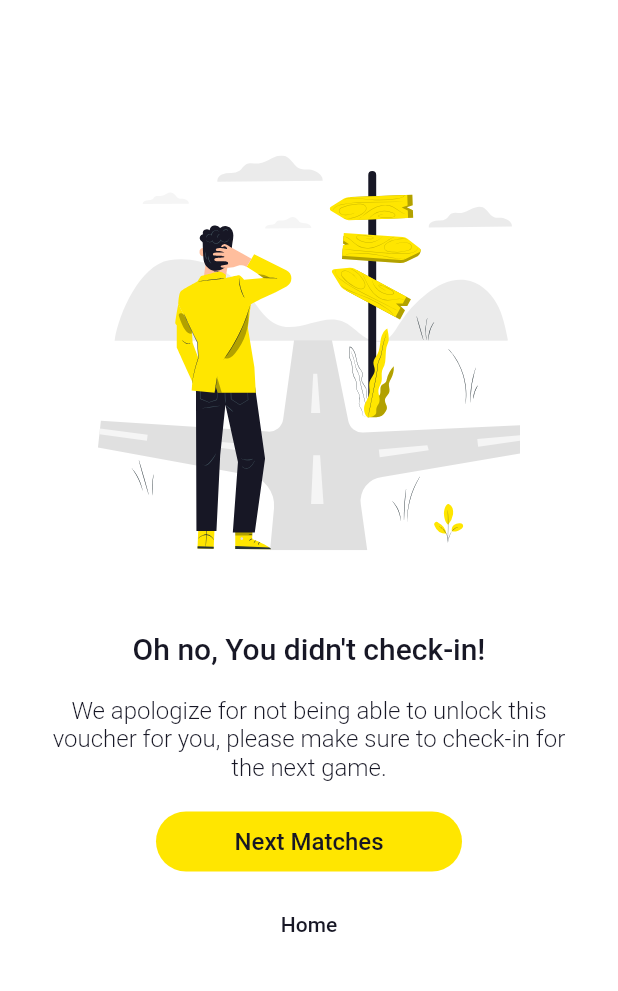
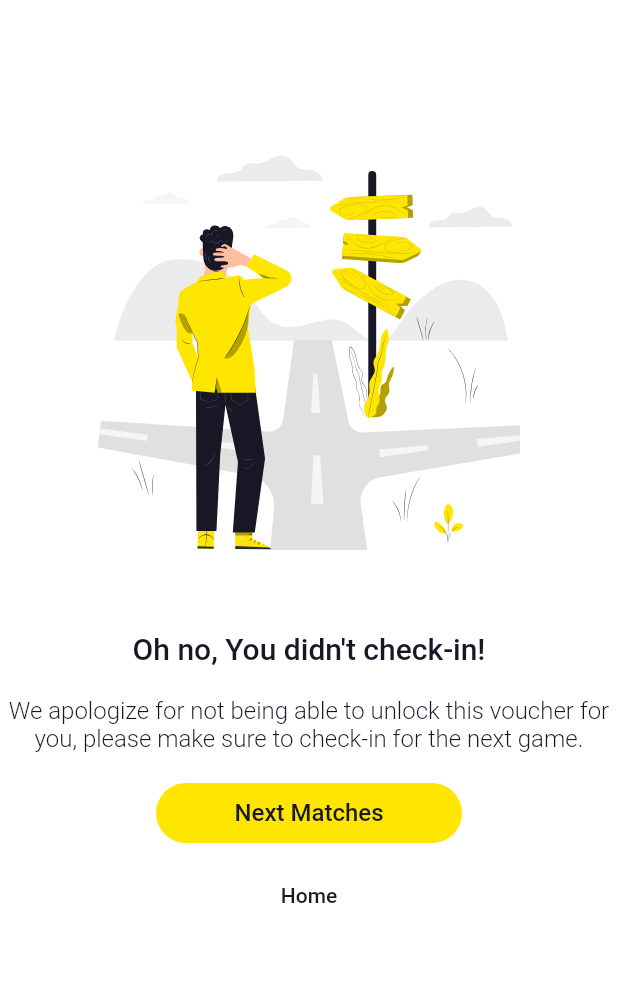
Before and after one commit to hs059/wesam, a Flutter app: the ThirdScreen screen opened directly, on a phone screen of 412 x 824 dp, the part 54-1045 px from its top. Run offline on Flutter 3.47's test engine with Material 2 defaults, Android fonts, the phone set to English and light mode, and no system bars; our stand-ins replace flutter_svg.

Commit message:
'newawcszss'

```diff
--- a/lib/ThirdScreen.dart
+++ /dev/null
@@ -1,100 +0,0 @@
-import 'package:flutter/material.dart';
-import 'package:flutter_svg/svg.dart';
-import 'package:wessam/appBar.dart';
-import 'package:wessam/notificationPage.dart';
-
-class ThirdScreen extends StatelessWidget {
-  @override
-  Widget build(BuildContext context) {
-    return Scaffold(
-      backgroundColor: Colors.white,
-      appBar:appBarWessam(context, 'Unlock Voucher'),
-      body: Container(
-        padding: EdgeInsets.symmetric(horizontal: 30),
-        child: Column(
-          crossAxisAlignment: CrossAxisAlignment.center,
-          children: <Widget>[
-            SizedBox(
-              height: 83.7,
-            ),
-            Container(
-              alignment: Alignment.center,
-              width: 281.41,
-              height: 263.14,
-              child: SvgPicture.asset(
-                'assets/svg/wOnWay.svg',
-                width: double.infinity,
-              ),
-            ),
-            SizedBox(
-              height: 54.2,
-            ),
-            Text(
-              'Oh no, You didn\'t check-in!',
-              style: TextStyle(
-                fontWeight: FontWeight.w500,
-                fontSize: 20,
-                color: Color(0xff171725),
-              ),
-              textAlign: TextAlign.center,
-            ),
-            SizedBox(
-              height: 20,
-            ),
-            Text(
-              'We apologize for not being able to unlock this voucher for you, please make sure to check-in for the next game.',
-              style: TextStyle(
-                fontWeight: FontWeight.w300,
-                fontSize: 16,
-                color: Color(0xff171725),
-              ),
-              textAlign: TextAlign.center,
-            ),
-            SizedBox(
-              height: 20,
-            ),
-            buttonWessam(),
-          ],
-        ),
-      ),
-    );
-  }
-
-  Widget buttonWessam() {
-    return Column(
-      children: [
-        Container(
-          alignment: Alignment.center,
-          height: 40,
-          width: 204,
-          padding: EdgeInsets.symmetric(horizontal: 30, vertical: 10),
-          decoration: BoxDecoration(
-            color: Color(0xffFFE600),
-            borderRadius: BorderRadius.circular(60),
-          ),
-          child: Center(
-            child: Text(
-              'Next Matches',
-              style: TextStyle(
-                fontWeight: FontWeight.w500,
-                fontSize: 16,
-                color: Color(0xff171725),
-              ),
-            ),
-          ),
-        ),
-        SizedBox(
-          height: 27,
-        ),
-        Text(
-          'Home',
-          style: TextStyle(
-            fontWeight: FontWeight.w500,
-            fontSize: 14,
-            color: Color(0xff171725),
-          ),
-        ),
-      ],
-    );
-  }
-}
--- a/lib/gridItem.dart
+++ b/lib/fourthScreen/widgets/gridItem.dart
@@ -5,10 +5,10 @@ import 'package:flutter_svg/svg.dart';
 
 class GridItem extends StatelessWidget {
 final String nameItem,imageGridPath ;
-GridItem({@required this.nameItem,@required this.imageGridPath});
+final bool lock ;
+GridItem({@required this.nameItem,@required this.imageGridPath, this.lock = true});
   @override
   Widget build(BuildContext context) {
-
     return Row(
       children: [
         Container(
@@ -22,7 +22,7 @@ GridItem({@required this.nameItem,@required this.imageGridPath});
 
             children: [
               SvgPicture.asset(
-                imageGridPath,
+                lock?'assets/svg/wLock.svg': imageGridPath,
                 width: 82.9,
                 height: 93.2,
               ),
--- /dev/null
+++ b/lib/thirdScreen/ThirdScreen.dart
@@ -0,0 +1,19 @@
+import 'package:flutter/material.dart';
+import 'package:flutter_svg/svg.dart';
+import 'file:///E:/Programming/Dart/studyProjects/wessam/lib/fourthScreen/widgets/appBar.dart';
+import 'package:wessam/notificationPage.dart';
+import 'package:wessam/thirdScreen/widgets/thirdItem.dart';
+
+class ThirdScreen extends StatelessWidget {
+  @override
+  Widget build(BuildContext context) {
+    return Scaffold(
+        backgroundColor: Colors.white,
+        appBar: appBarWessam(context, 'Unlock Voucher'),
+        body: ThirdItem(
+          imagePath: 'assets/svg/wOnWay.svg',
+          title: 'Oh no, You didn\'t check-in!',
+          subTitle:'We apologize for not being able to unlock this voucher for you, please make sure to check-in for the next game.',
+        ));
+  }
+}
--- /dev/null
+++ b/lib/thirdScreen/widgets/thirdItem.dart
@@ -0,0 +1,95 @@
+import 'package:flutter/material.dart';
+import 'package:flutter_svg/svg.dart';
+
+class ThirdItem extends StatelessWidget {
+  final String imagePath, title, subTitle;
+
+  ThirdItem({this.imagePath, this.title, this.subTitle});
+
+  @override
+  Widget build(BuildContext context) {
+    return Column(
+      crossAxisAlignment: CrossAxisAlignment.center,
+      children: <Widget>[
+        SizedBox(
+          height: 83.7,
+        ),
+        Container(
+          alignment: Alignment.center,
+          width: 281.41,
+          height: 263.14,
+          child: SvgPicture.asset(
+            imagePath,
+            width: double.infinity,
+          ),
+        ),
+        SizedBox(
+          height: 54.2,
+        ),
+        Text(
+          title,
+          style: TextStyle(
+            fontWeight: FontWeight.w500,
+            fontSize: 20,
+            color: Color(0xff171725),
+          ),
+          textAlign: TextAlign.center,
+        ),
+        SizedBox(
+          height: 20,
+        ),
+        Text(
+          subTitle,
+          style: TextStyle(
+            fontWeight: FontWeight.w300,
+            fontSize: 16,
+            color: Color(0xff171725),
+          ),
+          textAlign: TextAlign.center,
+        ),
+        SizedBox(
+          height: 20,
+        ),
+        buttonWessam(),
+      ],
+    );
+  }
+
+  Widget buttonWessam() {
+    return Column(
+      children: [
+        Container(
+          alignment: Alignment.center,
+          height: 40,
+          width: 204,
+          padding: EdgeInsets.symmetric(horizontal: 30, vertical: 10),
+          decoration: BoxDecoration(
+            color: Color(0xffFFE600),
+            borderRadius: BorderRadius.circular(60),
+          ),
+          child: Center(
+            child: Text(
+              'Next Matches',
+              style: TextStyle(
+                fontWeight: FontWeight.w500,
+                fontSize: 16,
+                color: Color(0xff171725),
+              ),
+            ),
+          ),
+        ),
+        SizedBox(
+          height: 27,
+        ),
+        Text(
+          'Home',
+          style: TextStyle(
+            fontWeight: FontWeight.w500,
+            fontSize: 14,
+            color: Color(0xff171725),
+          ),
+        ),
+      ],
+    );
+  }
+}
```
Also changed, not shown: lib/firstGrid.dart (deleted, +0 -25 lines), lib/firstScreen.dart (+8 -7 lines), lib/fourthScreen/fourthScreen.dart (renamed from lib/fourthScreen.dart, +10 -10 lines), lib/fourthScreen/widgets/firstGrid.dart (added, +20 -0 lines), lib/main.dart (+26 -3 lines), lib/notificationPage.dart (+38 -27 lines), lib/fourthScreen/widgets/appBar.dart (renamed from lib/appBar.dart), lib/thirdScreen/widgets/btns.dart (added).
